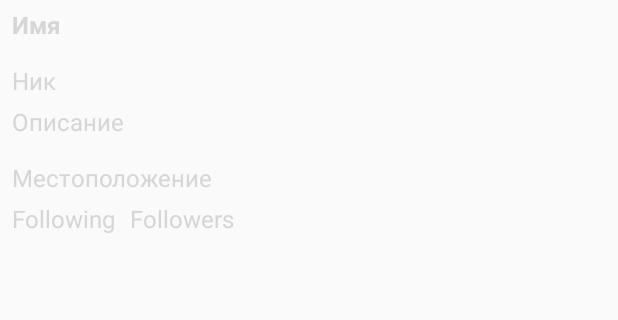
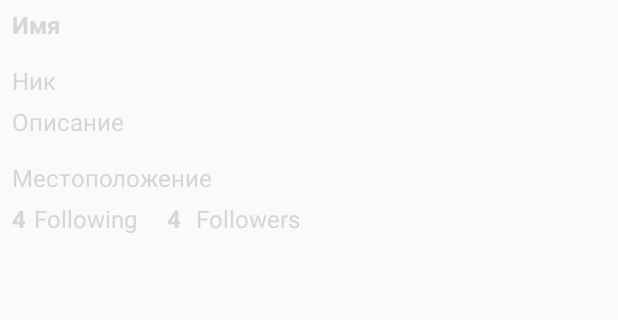
Before and after one commit to BorisTrubitsyn/UserInfoActivity, an Android app: the screen it shows after launch (MainActivity), on a phone screen of 412 x 824 dp, the part 204-524 px from its top. Run offline under Robolectric (Android 15) with nearby library versions, the light colour scheme and no system bars.

Commit message:
text_count

```diff
--- a/app/src/main/res/layout/activity_main.xml
+++ b/app/src/main/res/layout/activity_main.xml
@@ -18,8 +18,8 @@
     <TextView
         android:id="@+id/user_name_text_view"
         style="@style/TextView.Primary.Header"
+        android:layout_below="@+id/user_image_view"
         android:layout_marginTop="@dimen/text_small_margin"
-        android:layout_below="@+id/user_image_view"
         android:text="Имя">
 
     </TextView>
@@ -28,8 +28,8 @@
         android:id="@+id/user_nick_text_view"
         style="@style/TextView.Secondary"
         android:layout_below="@+id/user_name_text_view"
-        android:text="Ник"
-        android:layout_marginTop="@dimen/text_small_margin">
+        android:layout_marginTop="@dimen/text_small_margin"
+        android:text="Ник">
 
     </TextView>
 
@@ -37,8 +37,8 @@
         android:id="@+id/user_description_text_view"
         style="@style/TextView.Primary"
         android:layout_below="@+id/user_nick_text_view"
-        android:text="Описание"
-        android:layout_marginTop="@dimen/text_small_margin">
+        android:layout_marginTop="@dimen/text_small_margin"
+        android:text="Описание">
 
     </TextView>
 
@@ -46,29 +46,42 @@
         android:id="@+id/user_location_text_view"
         style="@style/TextView.Secondary"
         android:layout_below="@+id/user_description_text_view"
-        android:text="Местоположение"
-        android:layout_marginTop="@dimen/text_small_margin">
+        android:layout_marginTop="@dimen/text_small_margin"
+        android:text="Местоположение">
 
     </TextView>
 
     <TextView
+        android:id="@+id/following_count_text_view"
+        style="@style/TextView.Primary.Bold"
+        android:layout_below="@id/user_location_text_view"
+        android:layout_marginTop="@dimen/text_small_margin"
+        android:text="4" />
+
+    <TextView
         android:id="@+id/following_text_view"
         style="@style/TextView.Secondary"
-        android:layout_below="@+id/user_location_text_view"
-        android:text="@string/following_hint"
-        android:layout_marginTop="@dimen/text_small_margin">
+        android:layout_below="@id/user_location_text_view"
+        android:layout_marginStart="5dp"
+        android:layout_marginTop="@dimen/text_small_margin"
+        android:layout_toEndOf="@+id/following_count_text_view"
+        android:text="@string/following_hint" />
 
-    </TextView>
+    <TextView
+        android:id="@+id/followers_count_text_view"
+        style="@style/TextView.Primary.Bold"
+        android:layout_below="@id/user_location_text_view"
+        android:layout_marginStart="20dp"
+        android:layout_marginTop="@dimen/text_small_margin"
+        android:layout_toEndOf="@+id/following_text_view"
+        android:text="4" />
 
     <TextView
         android:id="@+id/followers_text_view"
+        style="@style/TextView.Secondary"
         android:layout_below="@id/user_location_text_view"
-        android:layout_toEndOf="@+id/following_text_view"
-        style="@style/TextView.Secondary"
         android:layout_marginStart="10dp"
-        android:text="@string/followers_hint"
-        android:layout_marginTop="@dimen/text_small_margin"/>
-
-
-
+        android:layout_marginTop="@dimen/text_small_margin"
+        android:layout_toEndOf="@+id/followers_count_text_view"
+        android:text="@string/followers_hint" />
 </RelativeLayout>
```
